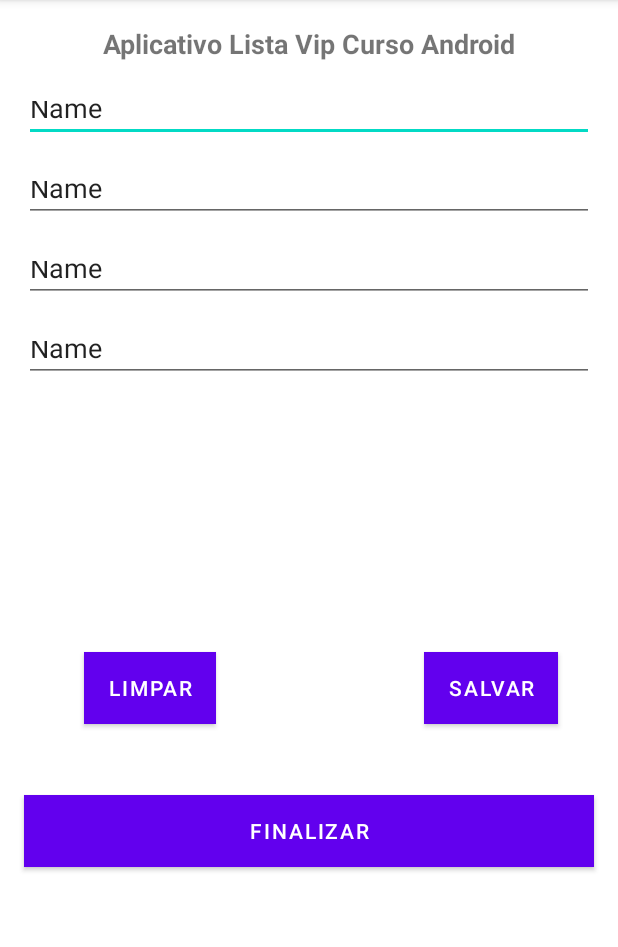
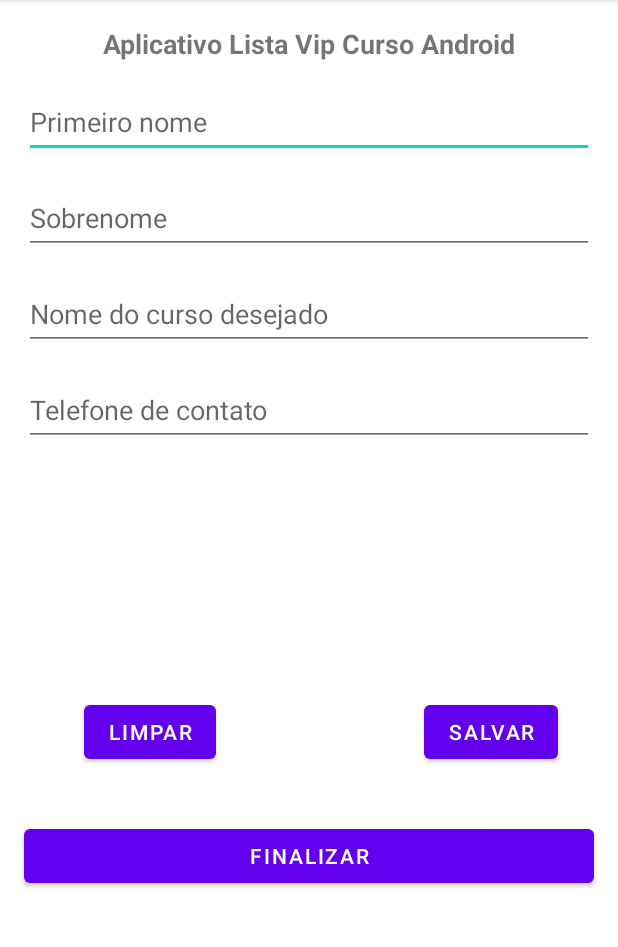
Before and after one commit to FabricioFernandesSantos/Desenvolvimento-Android-2023, an Android app: the screen it shows after launch (MainActivity), on a phone screen of 412 x 824 dp, the part 84-1031 px from its top. Run offline under Robolectric (Android 15) with nearby library versions, the phone set to English and light mode, and no system bars.

Commit message:
Criado o Layout do Aplicativo. Melhorando o layout

```diff
--- a/AppListaCurso/app/src/main/res/layout/activity_main.xml
+++ b/AppListaCurso/app/src/main/res/layout/activity_main.xml
@@ -7,10 +7,10 @@
     tools:context=".MainActivity">
 
     <TextView
-        android:id="@+id/textView"
+        android:id="@+id/txtTitulo"
         android:layout_width="wrap_content"
         android:layout_height="wrap_content"
-        android:text="Aplicativo Lista Vip Curso Android"
+        android:text="@string/txt_Titulo"
         android:textSize="18sp"
         android:textStyle="bold"
         app:layout_constraintBottom_toBottomOf="parent"
@@ -20,96 +20,91 @@
         app:layout_constraintVertical_bias="0.022" />
 
     <EditText
-        android:id="@+id/editTextTextPersonName"
+        android:id="@+id/editPrimeiroNome"
         android:layout_width="match_parent"
-        android:layout_height="37dp"
+        android:layout_height="48dp"
         android:layout_margin="16dp"
         android:ems="10"
-        android:hint="Primeiro nome"
+        android:hint="@string/txt_hint_edit_promeiro_nome"
         android:inputType="textPersonName"
-        android:text="Name"
         app:layout_constraintStart_toStartOf="parent"
-        app:layout_constraintTop_toBottomOf="@+id/textView" />
+        app:layout_constraintTop_toBottomOf="@+id/txtTitulo"
+        android:importantForAutofill="no" />
 
     <EditText
-        android:id="@+id/editTextTextPersonName2"
+        android:id="@+id/editSobrenome"
         android:layout_width="match_parent"
-        android:layout_height="37dp"
+        android:layout_height="48dp"
         android:layout_margin="16dp"
         android:ems="10"
-        android:hint="Sobrenome"
+        android:hint="@string/txt_hint_sobrenome"
         android:inputType="textPersonName"
-        android:text="Name"
         app:layout_constraintEnd_toEndOf="parent"
         app:layout_constraintStart_toStartOf="parent"
-        app:layout_constraintTop_toBottomOf="@+id/editTextTextPersonName" />
+        app:layout_constraintTop_toBottomOf="@+id/editPrimeiroNome" />
 
     <EditText
-        android:id="@+id/editTextTextPersonName3"
+        android:id="@+id/editCurso"
         android:layout_width="match_parent"
-        android:layout_height="37dp"
+        android:layout_height="48dp"
         android:layout_margin="16dp"
         android:ems="10"
-        android:hint="Nome do curso desejado"
+        android:hint="@string/txt_hint_curso_desejado"
         android:inputType="textPersonName"
-        android:text="Name"
         app:layout_constraintEnd_toEndOf="parent"
         app:layout_constraintHorizontal_bias="0.031"
         app:layout_constraintStart_toStartOf="parent"
-        app:layout_constraintTop_toBottomOf="@+id/editTextTextPersonName2" />
+        app:layout_constraintTop_toBottomOf="@+id/editSobrenome" />
 
     <EditText
-        android:id="@+id/editTextTextPersonName4"
+        android:id="@+id/editContato"
         android:layout_width="match_parent"
-        android:layout_height="37dp"
+        android:layout_height="48dp"
         android:layout_margin="16dp"
         android:ems="10"
-        android:hint="Telefone de contato]"
+        android:hint="@string/txt_hint_contato"
         android:inputType="textPersonName"
-        android:text="Name"
         app:layout_constraintEnd_toEndOf="parent"
         app:layout_constraintHorizontal_bias="0.031"
         app:layout_constraintStart_toStartOf="parent"
-        app:layout_constraintTop_toBottomOf="@+id/editTextTextPersonName3" />
+        app:layout_constraintTop_toBottomOf="@+id/editCurso" />
 
     <Button
-        android:id="@+id/button"
+        android:id="@+id/btnLimpar"
         android:layout_width="wrap_content"
         android:layout_height="wrap_content"
         android:layout_marginStart="56dp"
         android:layout_marginTop="132dp"
-        android:background="@color/corBotoes"
-        android:text="LIMPAR"
-        app:layout_constraintBottom_toTopOf="@+id/button3"
+        android:text="@string/txt_button_limpar"
+        app:layout_constraintBottom_toTopOf="@+id/btnFinalizar"
         app:layout_constraintStart_toStartOf="parent"
-        app:layout_constraintTop_toBottomOf="@+id/editTextTextPersonName4" />
+        app:layout_constraintTop_toBottomOf="@+id/editContato" />
 
     <Button
-        android:id="@+id/button2"
+        android:id="@+id/btnSalvar"
         android:layout_width="wrap_content"
         android:layout_height="wrap_content"
         android:layout_marginTop="132dp"
         android:layout_marginEnd="16dp"
-        android:background="@color/corBotoes"
-        android:text="SALVAR"
-        app:layout_constraintBottom_toTopOf="@+id/button3"
+        android:text="@string/txt_button_salvar"
+        app:layout_constraintBottom_toTopOf="@+id/btnFinalizar"
         app:layout_constraintEnd_toEndOf="parent"
         app:layout_constraintHorizontal_bias="0.854"
-        app:layout_constraintStart_toEndOf="@+id/button"
-        app:layout_constraintTop_toBottomOf="@+id/editTextTextPersonName4" />
+        app:layout_constraintStart_toEndOf="@+id/btnLimpar"
+        app:layout_constraintTop_toBottomOf="@+id/editContato" />
 
     <Button
-        android:id="@+id/button3"
+        android:id="@+id/btnFinalizar"
         android:layout_width="match_parent"
         android:layout_height="wrap_content"
         android:layout_margin="16dp"
-        android:background="@color/corBotoes"
-        android:text="FINALIZAR"
+        android:text="@string/txt_button_finalizar"
         app:layout_constraintBottom_toBottomOf="parent"
         app:layout_constraintEnd_toEndOf="parent"
         app:layout_constraintStart_toStartOf="parent"
-        app:layout_constraintTop_toBottomOf="@+id/editTextTextPersonName4"
-        app:layout_constraintVertical_bias="0.598" />
+        app:layout_constraintTop_toBottomOf="@+id/editContato"
+        app:layout_constraintVertical_bias="0.598"
+        tools:ignore="HardcodedText" />
 
 
 </androidx.constraintlayout.widget.ConstraintLayout>
--- a/AppListaCurso/app/src/main/res/values/strings.xml
+++ b/AppListaCurso/app/src/main/res/values/strings.xml
@@ -1,3 +1,11 @@
 <resources>
     <string name="app_name">AppListaCurso</string>
+    <string name="txt_Titulo">Aplicativo Lista Vip Curso Android</string>
+    <string name="txt_hint_edit_promeiro_nome">Primeiro nome</string>
+    <string name="txt_hint_sobrenome">Sobrenome</string>
+    <string name="txt_hint_curso_desejado">Nome do curso desejado</string>
+    <string name="txt_hint_contato">Telefone de contato</string>
+    <string name="txt_button_salvar">SALVAR</string>
+    <string name="txt_button_limpar">LIMPAR</string>
+    <string name="txt_button_finalizar">FINALIZAR</string>
 </resources>
```
